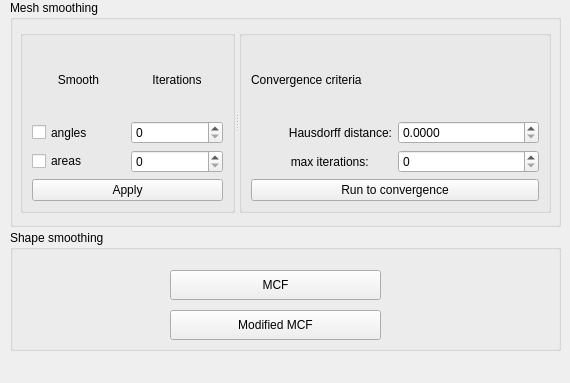
Before: the Qt Designer form Polyhedron/demo/Polyhedron/Plugins/PMP/Smoothing_plugin.ui in CGAL/cgal, drawn with Qt 5.
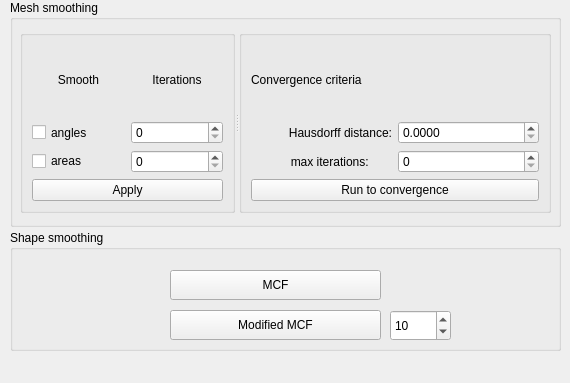
After: the same form once the commit is applied.

Commit message: added time parameter  to shape smoothing

Diff of the .ui file:
```diff
--- a/Polyhedron/demo/Polyhedron/Plugins/PMP/Smoothing_plugin.ui
+++ b/Polyhedron/demo/Polyhedron/Plugins/PMP/Smoothing_plugin.ui
@@ -52,6 +52,25 @@
       <string>Modified MCF</string>
      </property>
     </widget>
+    <widget class="QSpinBox" name="time_spinBox">
+     <property name="geometry">
+      <rect>
+       <x>380</x>
+       <y>80</y>
+       <width>61</width>
+       <height>31</height>
+      </rect>
+     </property>
+     <property name="minimum">
+      <number>1</number>
+     </property>
+     <property name="maximum">
+      <number>1000000</number>
+     </property>
+     <property name="value">
+      <number>10</number>
+     </property>
+    </widget>
    </widget>
    <widget class="QGroupBox" name="Mesh_groupBox">
     <property name="geometry">
```
The commit also changes 3 other files.
